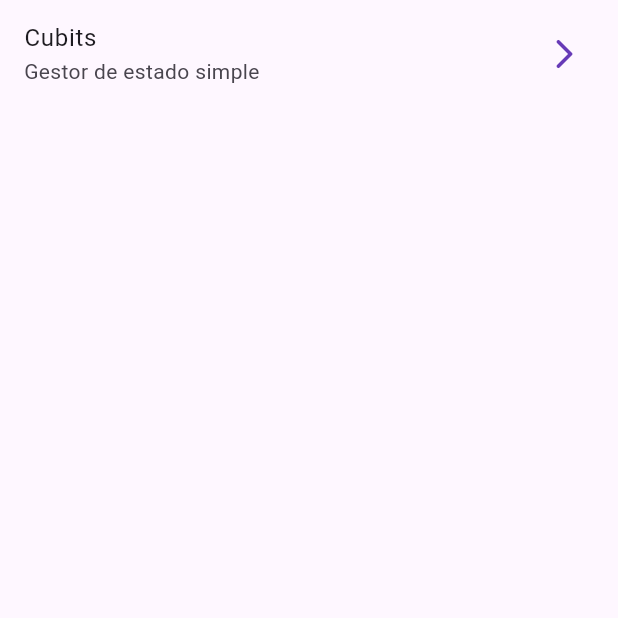
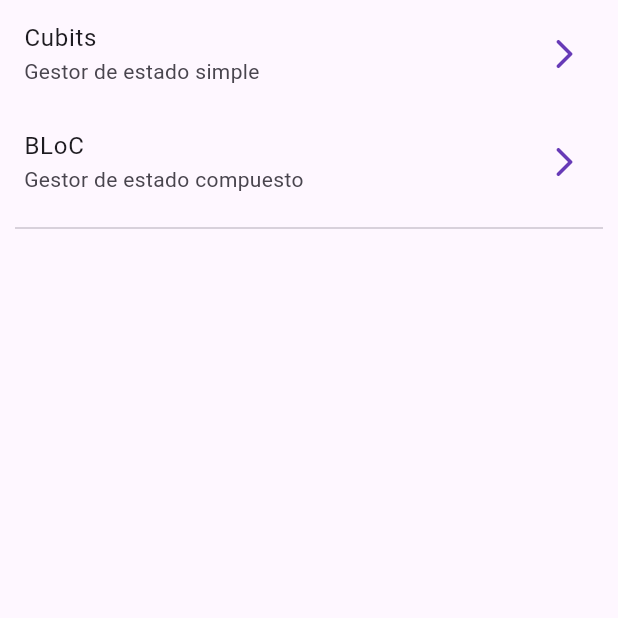
Before and after one commit to josuemedinaguerrero/forms-app-flutter-bloc, a Flutter app: the screen it shows after launch, on a phone screen of 412 x 824 dp, the top half of it. Run offline on Flutter 3.47's test engine with Material 3 defaults, Android fonts, the phone set to English and light mode, and no system bars; our stand-ins replace equatable, flutter_bloc, go_router.

Commit message:
estado con bloc y cubits

```diff
--- a/lib/config/router/app_router.dart
+++ b/lib/config/router/app_router.dart
@@ -6,5 +6,6 @@ final appRouter = GoRouter(
   routes: [
     GoRoute(path: '/', builder: (context, state) => HomeScreen()),
     GoRoute(path: '/cubits', builder: (context, state) => CubitCounterScreen()),
+    GoRoute(path: '/counter-bloc', builder: (context, state) => BlocCounterScreen()),
   ],
 );
--- a/lib/presentation/screens/home_screen.dart
+++ b/lib/presentation/screens/home_screen.dart
@@ -16,6 +16,13 @@ class HomeScreen extends StatelessWidget {
             trailing: Icon(Icons.arrow_forward_ios_rounded),
             onTap: () => context.push('/cubits'),
           ),
+          ListTile(
+            title: Text('BLoC'),
+            subtitle: Text('Gestor de estado compuesto'),
+            trailing: Icon(Icons.arrow_forward_ios_rounded),
+            onTap: () => context.push('/counter-bloc'),
+          ),
+          Padding(padding: EdgeInsets.symmetric(horizontal: 10), child: Divider()),
         ],
       ),
     );
```
Also changed, not shown: lib/presentation/blocs/counter_bloc/counter_bloc.dart (added, +20 -0 lines), lib/presentation/blocs/counter_bloc/counter_event.dart (added, +13 -0 lines), lib/presentation/blocs/counter_bloc/counter_state.dart (added, +14 -0 lines), lib/presentation/screens/bloc_counter_screen.dart (+23 -6 lines), lib/presentation/screens/cubit_counter_screen.dart (+1 -6 lines).
